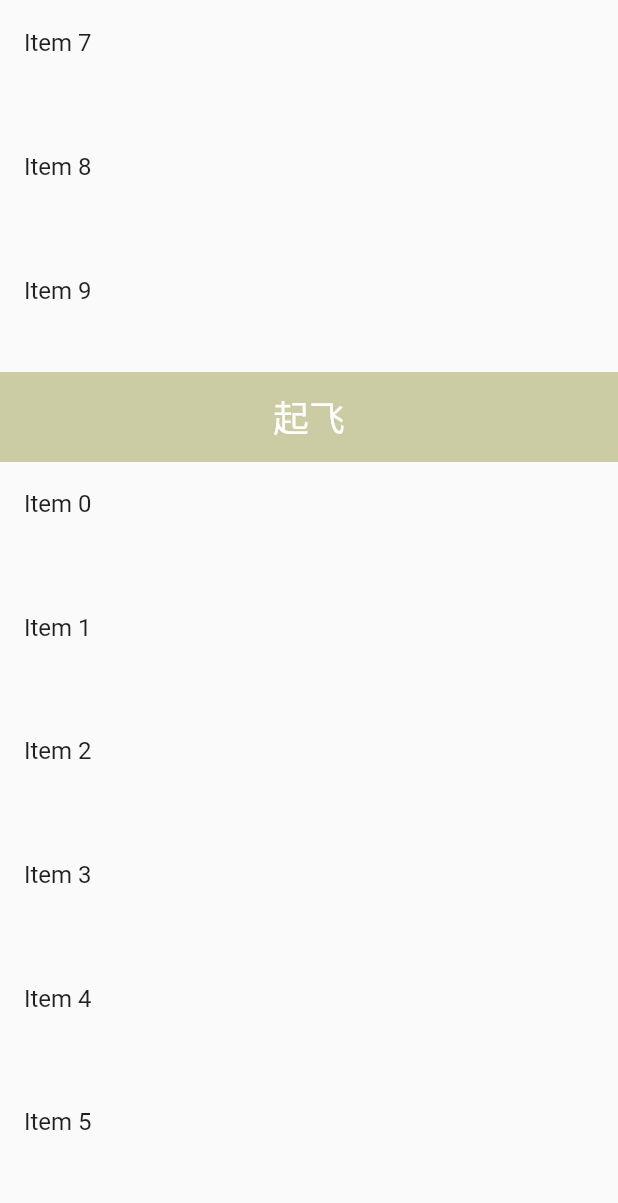
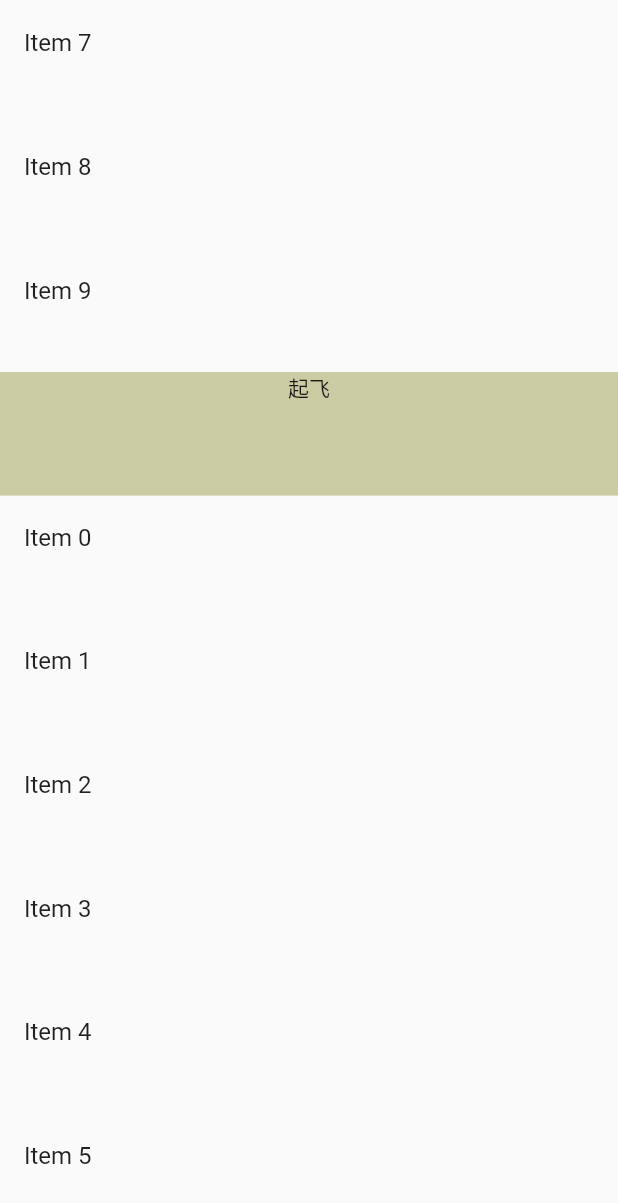
Before and after one commit to wdnmd1099/BUFF, a Flutter app: the MyHomePage screen opened directly, scrolled down 576 dp, on a phone screen of 412 x 824 dp. Shown: the top 1203 px of the screen. Run offline on Flutter 3.47's test engine with Material 2 defaults, Android fonts, the phone set to English and light mode, and no system bars; our stand-ins replace flutter_svg.

Commit message:
更新Test.dart的更换吸顶效果思路，但是依然有操作滚动条的bug

```diff
--- a/lib/screen/Test.dart
+++ b/lib/screen/Test.dart
@@ -19,27 +19,42 @@ class MyHomePage extends StatefulWidget {
 }
 
 class _MyHomePageState extends State<MyHomePage> {
-  ScrollController _controller = ScrollController();
+  final ScrollController _controller = ScrollController();
+  final ScrollController _controller1 = ScrollController();
+  double beforeOffset = 0;
+  double beforeAfterOffset = 0;
+  double afterOffset = 0;
   bool _headersTouched = true;
 
   @override
   void initState() {
     super.initState();
     _controller.addListener(_handleScroll);
+    _controller.addListener(_handleScroll1);
   }
 
   @override
   void dispose() {
     _controller.removeListener(_handleScroll);
     _controller.dispose();
+    _controller1.removeListener(_handleScroll1);
+    _controller1.dispose();
     super.dispose();
+  }
+
+  void _handleScroll1() {
+    // print('当前屏幕滑动距离:${_controller1.offset}');
+    if(afterOffset != null ){
+      // _controller1.jumpTo(afterOffset) ;
+    }
+    // _controller1.offset = afterOffset;
   }
 
   void _handleScroll() {
     // print('屏幕高度:${_controller.position.viewportDimension}');
     // print('最大可滚动距离:${_controller.position.maxScrollExtent}');
     // print('当前屏幕滑动距离:${_controller.offset}');
-
+    //
     // print(_headersTouched);
     // print(_controller.position.maxScrollExtent - _controller.position.viewportDimension);
 
@@ -50,66 +65,93 @@ class _MyHomePageState extends State<MyHomePage> {
           });
     }
 
-    if(_controller.offset > _controller.position.viewportDimension * 2+ 0){
+    if(_controller.offset > _controller.position.viewportDimension * 2+ 0
+    &&
+        _controller.offset < _controller.position.viewportDimension * 3+ 0
+    ){
+      // print(_controller.offset);
       setState(() {
         _headersTouched = false  ;
+        if(beforeOffset == 0){
+          beforeOffset = _controller.offset;  //记录吸顶元素相互接触时的滚动位置
+        }
+        beforeAfterOffset = afterOffset;
+        afterOffset = _controller.offset - beforeOffset; // 接触后的位置减去初始位置，得到接触后的滚动距离
+
+        if(afterOffset <= _controller.position.viewportDimension * 0.1) {
+          if (beforeAfterOffset - afterOffset < -10) { //滑动很快的时候，直接去芜湖选项
+            // print('${afterOffset},${beforeAfterOffset}');
+            print('大了大了,${beforeAfterOffset - afterOffset}');
+            _controller1.jumpTo(_controller.position.viewportDimension * 0.1);
+          } else { //滑动不快的话，就按像素叠加直到去到芜湖选项
+            // print('${afterOffset},${beforeAfterOffset}');
+            _controller1.jumpTo(afterOffset);
+          }
+        }
       });
     }
-
-
-    // if (_controller.offset >=
-    //     (_controller.position.maxScrollExtent - _controller.position.viewportDimension)) {
-    //   setState(() {
-    //     _headersTouched = true;
-    //   });
-    // } else {
-    //   setState(() {
-    //     _headersTouched = false;
-    //   });
-    // }
   }
 
   @override
   Widget build(BuildContext context) {
     double maxHeight = MediaQuery.of(context).size.height;
     double maxWidth = MediaQuery.of(context).size.width;
+    List<String> currentTitle = ['起飞', '芜湖', 'wdnmd', 'rrrzz'];
     return Scaffold(
       body: CustomScrollView(
         controller: _controller,
         slivers: [
           SliverList(
             delegate: SliverChildBuilderDelegate(
-                  (context, index)=>
-                    Container(
-                      height: maxHeight*0.1,
+              (context, index) => Container(
+                height: maxHeight * 0.1,
                 child: ListTile(
                   title: Text('Item $index'),
                 ),
               ),
-
               childCount: 10,
             ),
           ),
           SliverPersistentHeader(
-            pinned: _headersTouched,
+            pinned: true,
             delegate: _SliverAppBarDelegate(
-              minHeight: 60,
-              maxHeight: 60,
+              minHeight: maxHeight * 0.1,
+              maxHeight: maxHeight * 0.1,
              child: Container(
-                color: _headersTouched ? Color.fromRGBO(158,158,77,0.5) : Color.fromRGBO(77, 77, 77, 0.5),
-                child: Center(
+
+               color:
+               // Colors.red,
+               _headersTouched
+                   ? Color.fromRGBO(158, 158, 77, 0.5)
+                   : Color.fromRGBO(77, 77, 77, 0.5),
+               child:  ListView(
+                 controller: _controller1,
+                 // shrinkWrap: true,
+                 // physics: NeverScrollableScrollPhysics(),
+                 children: [
+                   for (int i = 0; i < currentTitle.length; i++)
+                     Container(
+                       alignment: Alignment.topCenter,
+                       // color: Colors.green,
+                       height: maxHeight * 0.1,
+                       // alignment: Alignment.center,
                        child: Text(
-                    _headersTouched?'起飞':'尚未起飞',
-                    style: TextStyle(color: Colors.white, fontSize: 24),
+                         currentTitle[i],
+                       ),
+
+                     ),
+                 ],
                ),
              ),
-              ),
+
+
+
             ),
           ),
           SliverList(
             delegate: SliverChildBuilderDelegate(
               (context, index) => Container(
-                    height: maxHeight*0.1,
+                height: maxHeight * 0.1,
                 child: ListTile(
                   title: Text('Item $index'),
                 ),
@@ -118,34 +160,24 @@ class _MyHomePageState extends State<MyHomePage> {
             ),
           ),
 
-          // _headersTouched?SliverPadding(padding: EdgeInsets.all(0)):SliverPersistentHeader(
-          //   pinned: false,
-          //   delegate: _SliverAppBarDelegate(
-          //     minHeight: 60,
-          //     maxHeight: 60,
-          //     child: Container(
-          //       color: _headersTouched ? Color.fromRGBO(77, 77, 77, 0.5) : Color.fromRGBO(77, 77, 77, 0.5),
-          //       child: Center(
-          //         child: Text(
-          //           _headersTouched?'尚未起飞':'起飞',
-          //           style: TextStyle(color: Colors.white, fontSize: 24),
-          //         ),
-          //       ),
-          //     ),
-          //   ),
-          // ),
-
           SliverPersistentHeader(
-            pinned: true,
+            pinned: false,
             delegate: _SliverAppBarDelegate(
-              minHeight: 60,
-              maxHeight: 60,
+              minHeight: maxHeight * 0.1,
+              maxHeight: maxHeight * 0.1,
               child: Container(
-                color: _headersTouched ? Color.fromRGBO(158,158,77,0.5) : Color.fromRGBO(77, 77, 77, 0.5),
+                // alignment: Alignment.topCenter,
+                color:
+                Colors.purple,
+                // _headersTouched
+                //     ? Color.fromRGBO(158, 158, 77, 0.5)
+                //     : Color.fromRGBO(77, 77, 77, 0.5),
                 child: Center(
                   child: Text(
-                    'Header 1',
-                    style: TextStyle(color: Colors.white, fontSize: 24),
+                    '芜湖',
+                    style: TextStyle(
+                      color: Colors.black,
+                    ),
                   ),
                 ),
               ),
@@ -156,7 +188,7 @@ class _MyHomePageState extends State<MyHomePage> {
               (context, index) => ListTile(
                 title: Text('Item $index'),
               ),
-              childCount: 30,
+              childCount: 20,
             ),
           ),
         ],
```
Also changed, not shown: lib/screen/Test2.dart (added, +48 -0 lines). Lines whose indentation alone changed are shown as unchanged.
